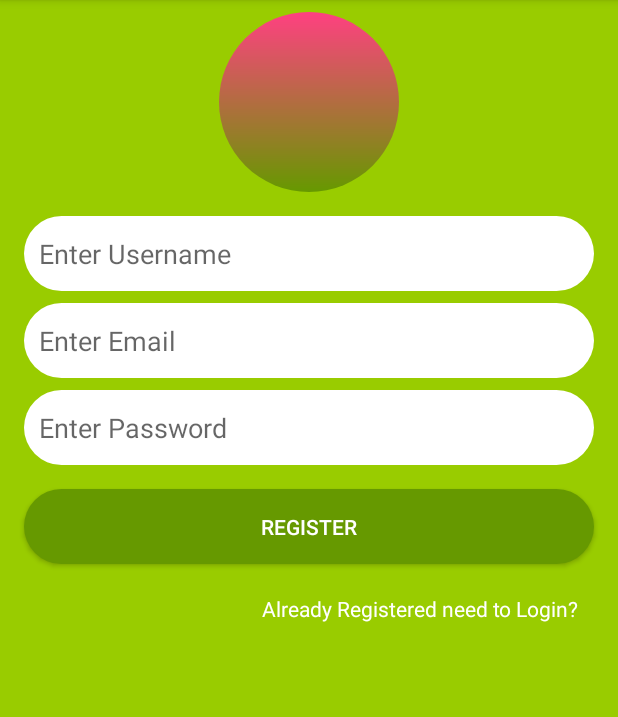
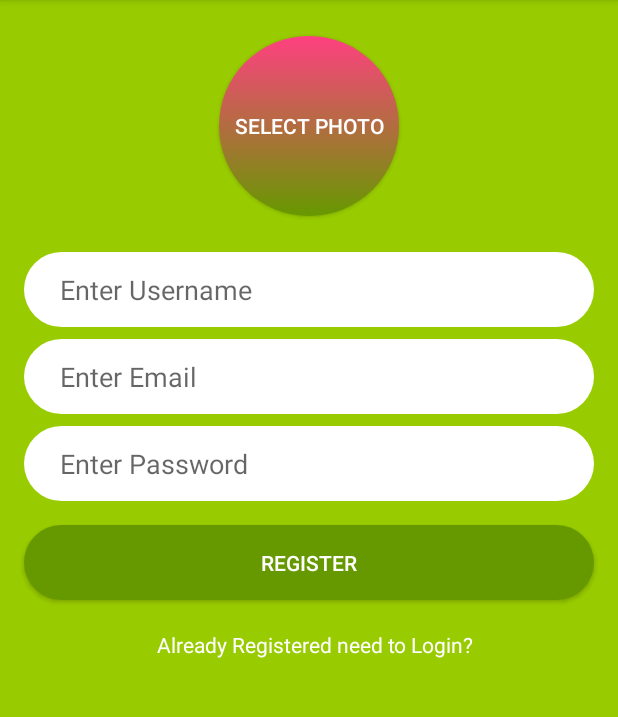
Before and after one commit to subbukathir/KotlinMessenger, an Android app: the screen it shows after launch (RegisterActivity), on a phone screen of 412 x 824 dp, the part 84-801 px from its top. Run offline under Robolectric (Android 15) with nearby library versions, the phone set to English and light mode, and no system bars; our stand-ins replace CircleImageView, Firebase (no records; nobody signed in at launch, a user with empty details on screens opened directly); libraries missing offline, so code that uses them is left out: es.dmoral.toasty.

Commit message:
changes are done in registration and upload image to firebase storage

```diff
--- a/app/src/main/res/layout/activity_register.xml
+++ b/app/src/main/res/layout/activity_register.xml
@@ -7,22 +7,26 @@
     android:background="@android:color/holo_green_light"
     tools:context=".RegisterActivity">
 
+    <ScrollView
+        android:layout_width="match_parent"
+        android:layout_height="match_parent">
+
+        <android.support.constraint.ConstraintLayout
+            android:layout_width="match_parent"
+            android:layout_height="match_parent">
 
             <EditText
                 android:id="@+id/etUsername"
                 android:layout_width="0dp"
                 android:layout_height="50dp"
-        android:layout_marginBottom="8dp"
                 android:layout_marginEnd="16dp"
-        android:layout_marginLeft="16dp"
-        android:layout_marginRight="16dp"
                 android:layout_marginStart="16dp"
-        android:layout_marginTop="16dp"
+                android:layout_marginTop="24dp"
                 android:background="@drawable/bg_edit_text"
                 android:ems="10"
                 android:hint="Enter Username"
                 android:inputType="textPersonName"
-        android:paddingLeft="10dp"
+                android:paddingLeft="@dimen/padding_margin_large"
                 android:paddingRight="@dimen/padding_margin_medium"
                 app:layout_constraintEnd_toEndOf="parent"
                 app:layout_constraintStart_toStartOf="parent"
@@ -33,15 +37,13 @@
                 android:layout_width="0dp"
                 android:layout_height="50dp"
                 android:layout_marginEnd="16dp"
-        android:layout_marginLeft="16dp"
-        android:layout_marginRight="16dp"
                 android:layout_marginStart="16dp"
                 android:layout_marginTop="8dp"
                 android:background="@drawable/bg_edit_text"
                 android:ems="10"
                 android:hint="Enter Email"
                 android:inputType="textPersonName"
-        android:paddingLeft="10dp"
+                android:paddingLeft="@dimen/padding_margin_large"
                 android:paddingRight="@dimen/padding_margin_medium"
                 app:layout_constraintEnd_toEndOf="parent"
                 app:layout_constraintStart_toStartOf="parent"
@@ -52,15 +54,13 @@
                 android:layout_width="0dp"
                 android:layout_height="50dp"
                 android:layout_marginEnd="16dp"
-        android:layout_marginLeft="16dp"
-        android:layout_marginRight="16dp"
                 android:layout_marginStart="16dp"
                 android:layout_marginTop="8dp"
                 android:background="@drawable/bg_edit_text"
                 android:ems="10"
                 android:hint="Enter Password"
                 android:inputType="textPassword"
-        android:paddingLeft="@dimen/padding_margin_medium"
+                android:paddingLeft="@dimen/padding_margin_large"
                 android:paddingRight="@dimen/padding_margin_medium"
                 app:layout_constraintEnd_toEndOf="parent"
                 app:layout_constraintStart_toStartOf="parent"
@@ -76,37 +76,56 @@
                 android:layout_marginStart="16dp"
                 android:layout_marginTop="16dp"
                 android:background="@drawable/bg_button"
+                android:text="@string/lbl_register"
                 android:textColor="@android:color/white"
-        android:text="@string/lbl_register"
                 app:layout_constraintEnd_toEndOf="parent"
                 app:layout_constraintHorizontal_bias="0.557"
                 app:layout_constraintStart_toStartOf="parent"
                 app:layout_constraintTop_toBottomOf="@+id/etPassword" />
 
-    <ImageView
+            <Button
                 android:id="@+id/ivProfileRegister"
                 android:layout_width="120dp"
                 android:layout_height="120dp"
                 android:layout_marginBottom="8dp"
                 android:layout_marginEnd="8dp"
-        android:layout_marginLeft="8dp"
-        android:layout_marginRight="8dp"
                 android:layout_marginStart="8dp"
-        android:layout_marginTop="8dp"
+                android:layout_marginTop="24dp"
+                android:text="@string/select_photo"
+                android:textColor="@android:color/white"
                 android:background="@drawable/bg_rounded_image"
                 app:layout_constraintBottom_toTopOf="@+id/etUsername"
                 app:layout_constraintEnd_toEndOf="parent"
                 app:layout_constraintStart_toStartOf="parent"
                 app:layout_constraintTop_toTopOf="parent" />
+
             <TextView
                 android:id="@+id/tvAlreadyRegistered"
                 android:layout_width="0dp"
                 android:layout_height="wrap_content"
+                android:layout_marginEnd="8dp"
+                android:layout_marginStart="16dp"
+                android:layout_marginTop="@dimen/padding_margin_medium"
+                android:gravity="center"
+                android:padding="@dimen/padding_margin_medium"
+                android:text="@string/already_registered_need_to_login"
                 android:textColor="@android:color/white"
-        android:layout_marginTop="@dimen/padding_margin_medium"
-        android:text="@string/already_registered_need_to_login"
-        app:layout_constraintTop_toBottomOf="@+id/btnRegister"
-        app:layout_constraintRight_toRightOf="parent"
-        android:layout_marginRight="16dp"
-        android:padding="@dimen/padding_margin_medium"/>
+                app:layout_constraintEnd_toEndOf="parent"
+                app:layout_constraintStart_toStartOf="parent"
+                app:layout_constraintTop_toBottomOf="@+id/btnRegister" />
+
+            <de.hdodenhof.circleimageview.CircleImageView
+                android:id="@+id/iv_selectedPhoto"
+                android:layout_width="120dp"
+                android:layout_height="120dp"
+                android:layout_marginEnd="8dp"
+                android:layout_marginTop="8dp"
+                app:civ_border_color="@android:color/white"
+                app:civ_border_width="2dp"
+                app:layout_constraintBottom_toBottomOf="@+id/ivProfileRegister"
+                app:layout_constraintEnd_toEndOf="@+id/ivProfileRegister"
+                app:layout_constraintStart_toStartOf="@+id/ivProfileRegister"
+                app:layout_constraintTop_toTopOf="@+id/ivProfileRegister" />
         </android.support.constraint.ConstraintLayout>
+    </ScrollView>
+</android.support.constraint.ConstraintLayout>
--- a/app/src/main/res/values/dimens.xml
+++ b/app/src/main/res/values/dimens.xml
@@ -1,4 +1,5 @@
 <?xml version="1.0" encoding="utf-8"?>
 <resources>
     <dimen name="padding_margin_medium">10dp</dimen>
+    <dimen name="padding_margin_large">24dp</dimen>
 </resources>
--- a/app/src/main/res/values/strings.xml
+++ b/app/src/main/res/values/strings.xml
@@ -2,4 +2,5 @@
     <string name="app_name">KotlinMessenger</string>
     <string name="already_registered_need_to_login">Already Registered need to Login?</string>
     <string name="lbl_register">Register</string>
+    <string name="select_photo">Select Photo</string>
 </resources>
--- a/build.gradle
+++ b/build.gradle
@@ -20,6 +20,7 @@ allprojects {
     repositories {
         google()
         jcenter()
+        maven { url "https://jitpack.io"}
     }
 }
 
```
Also changed, not shown: app/build.gradle (+7 -1 lines), app/src/main/java/com/linlax/kotlinmessenger/LogingActivity.kt (+35 -0 lines), app/src/main/java/com/linlax/kotlinmessenger/RegisterActivity.kt (+97 -16 lines), app/src/main/res/layout/activity_loging.xml (+10 -15 lines). Lines whose indentation alone changed are shown as unchanged.
